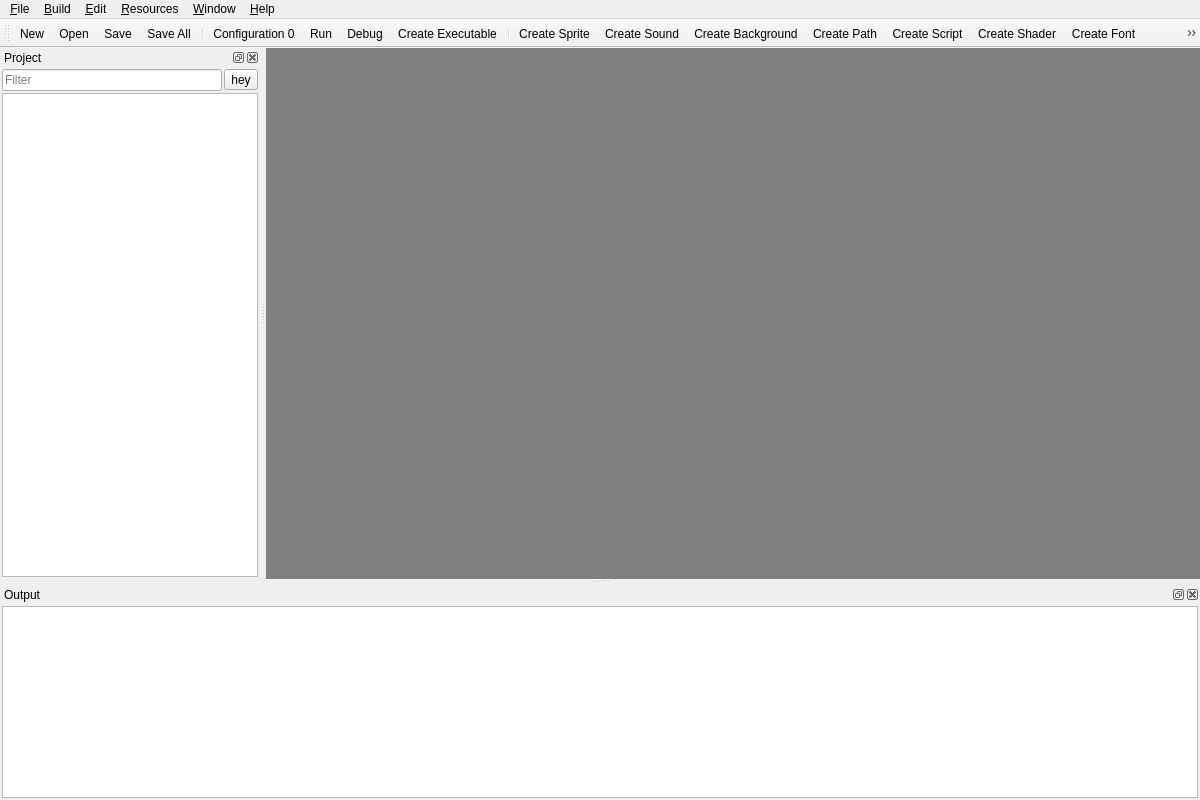
enigma-dev/RadialGM, file MainWindow.ui: the form before one commit.
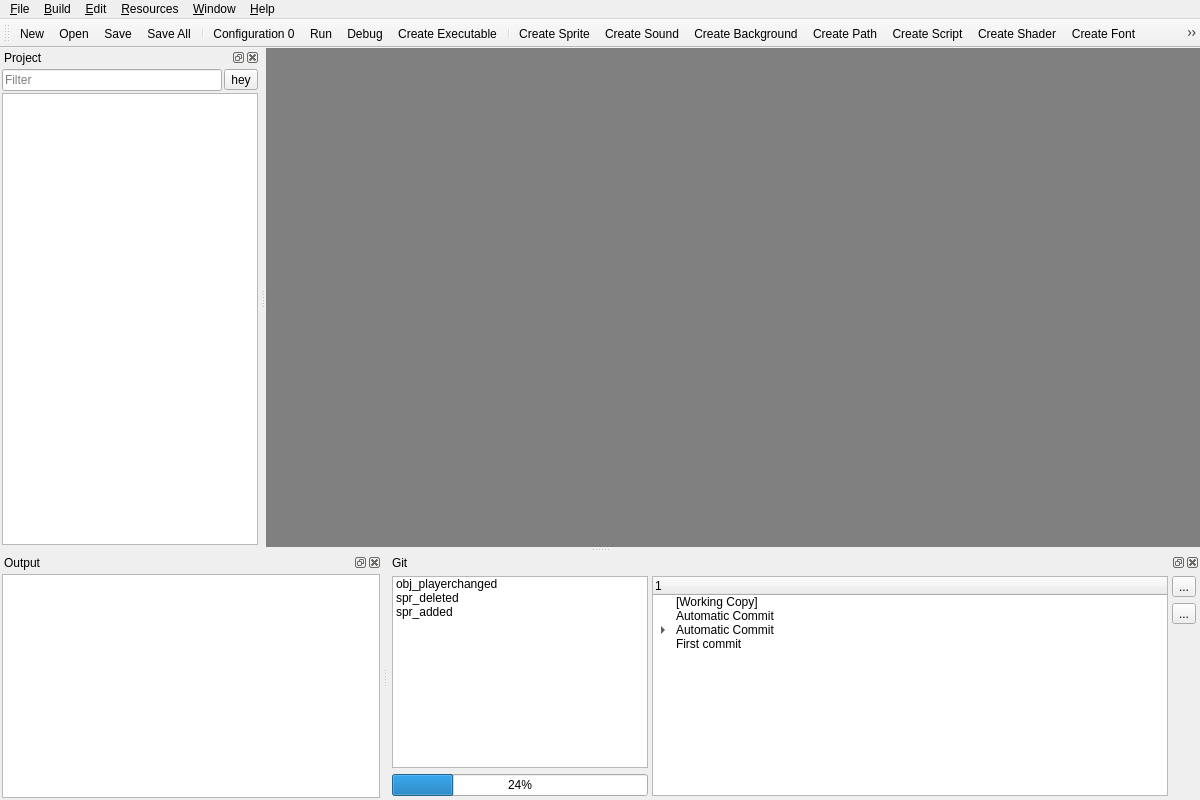
The form after the commit. Icons and pictures are not drawn.

Commit message: add git dock widget to main window

The edit to the form file:
```diff
--- a/MainWindow.ui
+++ b/MainWindow.ui
@@ -497,6 +497,155 @@
     </layout>
    </widget>
   </widget>
+  <widget class="QDockWidget" name="gitDockWidget">
+   <property name="windowTitle">
+    <string>Git</string>
+   </property>
+   <attribute name="dockWidgetArea">
+    <number>8</number>
+   </attribute>
+   <widget class="QWidget" name="dockWidgetContents">
+    <layout class="QHBoxLayout" name="horizontalLayout" stretch="0,1,0">
+     <property name="spacing">
+      <number>4</number>
+     </property>
+     <property name="leftMargin">
+      <number>4</number>
+     </property>
+     <property name="topMargin">
+      <number>4</number>
+     </property>
+     <property name="rightMargin">
+      <number>4</number>
+     </property>
+     <property name="bottomMargin">
+      <number>4</number>
+     </property>
+     <item>
+      <layout class="QVBoxLayout" name="verticalLayout_7">
+       <item>
+        <widget class="QListWidget" name="listWidget">
+         <item>
+          <property name="text">
+           <string>obj_playerchanged</string>
+          </property>
+          <property name="icon">
+           <iconset resource="images.qrc">
+            <normaloff>:/actions/edit.png</normaloff>:/actions/edit.png</iconset>
+          </property>
+         </item>
+         <item>
+          <property name="text">
+           <string>spr_deleted</string>
+          </property>
+          <property name="icon">
+           <iconset resource="images.qrc">
+            <normaloff>:/actions/delete.png</normaloff>:/actions/delete.png</iconset>
+          </property>
+         </item>
+         <item>
+          <property name="text">
+           <string>spr_added</string>
+          </property>
+          <property name="icon">
+           <iconset resource="images.qrc">
+            <normaloff>:/actions/add.png</normaloff>:/actions/add.png</iconset>
+          </property>
+         </item>
+        </widget>
+       </item>
+       <item>
+        <widget class="QProgressBar" name="progressBar">
+         <property name="value">
+          <number>24</number>
+         </property>
+        </widget>
+       </item>
+      </layout>
+     </item>
+     <item>
+      <widget class="QTreeWidget" name="treeWidget">
+       <property name="rootIsDecorated">
+        <bool>true</bool>
+       </property>
+       <column>
+        <property name="text">
+         <string>1</string>
+        </property>
+       </column>
+       <item>
+        <property name="text">
+         <string>[Working Copy]</string>
+        </property>
+        <property name="icon">
+         <iconset resource="images.qrc">
+          <normaloff>:/actions/tag.png</normaloff>:/actions/tag.png</iconset>
+        </property>
+       </item>
+       <item>
+        <property name="text">
+         <string>Automatic Commit</string>
+        </property>
+       </item>
+       <item>
+        <property name="text">
+         <string>Automatic Commit</string>
+        </property>
+        <item>
+         <property name="text">
+          <string>Adds the player</string>
+         </property>
+        </item>
+       </item>
+       <item>
+        <property name="text">
+         <string>First commit</string>
+        </property>
+       </item>
+      </widget>
+     </item>
+     <item>
+      <layout class="QVBoxLayout" name="verticalLayout_6">
+       <item>
+        <widget class="QToolButton" name="toolButton_2">
+         <property name="text">
+          <string>...</string>
+         </property>
+         <property name="icon">
+          <iconset resource="images.qrc">
+           <normaloff>:/actions/add.png</normaloff>:/actions/add.png</iconset>
+         </property>
+        </widget>
+       </item>
+       <item>
+        <widget class="QToolButton" name="toolButton">
+         <property name="text">
+          <string>...</string>
+         </property>
+         <property name="icon">
+          <iconset resource="images.qrc">
+           <normaloff>:/actions/find.png</normaloff>:/actions/find.png</iconset>
+         </property>
+        </widget>
+       </item>
+       <item>
+        <spacer name="verticalSpacer">
+         <property name="orientation">
+          <enum>Qt::Vertical</enum>
+         </property>
+         <property name="sizeHint" stdset="0">
+          <size>
+           <width>20</width>
+           <height>40</height>
+          </size>
+         </property>
+        </spacer>
+       </item>
+      </layout>
+     </item>
+    </layout>
+   </widget>
+  </widget>
   <action name="actionNew">
    <property name="icon">
     <iconset resource="images.qrc">
```
Left out of the diff: 2 changed lines with no effect on the pictures. The commit also changes 1 other file.
